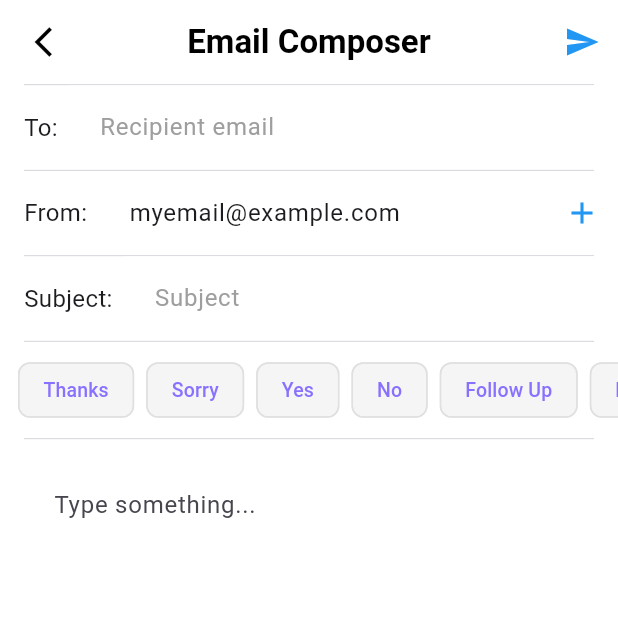
After one commit to npt306/AMP-AI-ChatApp, a Flutter app: the EmailComposeScreen screen opened directly, on a phone screen of 412 x 824 dp, the top half of it. The commit adds this screen. Run offline on Flutter 3.47's test engine with Material 3 defaults, Android fonts, the phone set to English and light mode, and no system bars; our stand-ins replace font_awesome_flutter.

Commit message:
email composer screen

```diff
--- /dev/null
+++ b/lib/screens/email_composer_screen/ai_action_buttons.dart
@@ -0,0 +1,48 @@
+import 'package:flutter/material.dart';
+
+class AIActionButtons extends StatelessWidget {
+  final Function(String) onActionSelected;
+
+  const AIActionButtons({
+    super.key,
+    required this.onActionSelected,
+  });
+
+  @override
+  Widget build(BuildContext context) {
+    return SingleChildScrollView(
+      scrollDirection: Axis.horizontal,
+      child: Padding(
+        padding: const EdgeInsets.symmetric(horizontal: 8.0),
+        child: Row(
+          children: [
+            _buildActionChip('Thanks', context),
+            _buildActionChip('Sorry', context),
+            _buildActionChip('Yes', context),
+            _buildActionChip('No', context),
+            _buildActionChip('Follow Up', context),
+            _buildActionChip('Request', context),
+          ],
+        ),
+      ),
+    );
+  }
+
+  Widget _buildActionChip(String label, BuildContext context) {
+    return Padding(
+      padding: const EdgeInsets.symmetric(horizontal: 4.0),
+      child: ActionChip(
+        label: Text(
+          label,
+          style: TextStyle(
+            color: Theme.of(context).primaryColor,
+            fontSize: 13,
+          ),
+        ),
+        backgroundColor: Colors.grey.shade100,
+        side: BorderSide(color: Colors.grey.shade300),
+        onPressed: () => onActionSelected(label),
+      ),
+    );
+  }
+}
--- /dev/null
+++ b/lib/screens/email_composer_screen/email_composer_screen.dart
@@ -0,0 +1,224 @@
+import 'package:flutter/material.dart';
+import 'ai_action_buttons.dart';
+import 'ai_service.dart';
+
+class EmailComposeScreen extends StatefulWidget {
+  const EmailComposeScreen({super.key});
+
+  @override
+  State<EmailComposeScreen> createState() => _EmailComposeScreenState();
+}
+
+class _EmailComposeScreenState extends State<EmailComposeScreen> {
+  final TextEditingController _toController = TextEditingController();
+  final TextEditingController _ccController = TextEditingController();
+  final TextEditingController _fromController = TextEditingController();
+  final TextEditingController _subjectController = TextEditingController();
+  final TextEditingController _bodyController = TextEditingController();
+
+  bool _showCc = false;
+  final FocusNode _bodyFocusNode = FocusNode();
+
+  @override
+  void initState() {
+    super.initState();
+    _fromController.text = 'myemail@example.com';
+  }
+
+  @override
+  void dispose() {
+    _toController.dispose();
+    _ccController.dispose();
+    _fromController.dispose();
+    _subjectController.dispose();
+    _bodyController.dispose();
+    _bodyFocusNode.dispose();
+    super.dispose();
+  }
+
+  void _handleAIAction(String actionType) async {
+    final String generatedText = await AIService.generateText(actionType);
+
+    // Insert text at current cursor position or append to end
+    final int cursorPos = _bodyController.selection.baseOffset;
+    final String currentText = _bodyController.text;
+
+    if (cursorPos >= 0) {
+      String newText = currentText.substring(0, cursorPos) +
+          generatedText +
+          currentText.substring(cursorPos);
+      _bodyController.text = newText;
+      // Place cursor at end of inserted text
+      _bodyController.selection = TextSelection.fromPosition(
+        TextPosition(offset: cursorPos + generatedText.length),
+      );
+    } else {
+      // If no cursor position, append to end
+      _bodyController.text = currentText + generatedText;
+    }
+
+    // Focus back on the body text field
+    _bodyFocusNode.requestFocus();
+  }
+
+  @override
+  Widget build(BuildContext context) {
+    return Scaffold(
+      backgroundColor: Colors.white,
+      appBar: AppBar(
+        backgroundColor: Colors.white,
+        elevation: 0,
+        leading: IconButton(
+          icon: const Icon(Icons.arrow_back_ios, color: Colors.black),
+          onPressed: () => Navigator.pop(context),
+        ),
+        title: const Text(
+          'Email Composer',
+          style: TextStyle(color: Colors.black, fontWeight: FontWeight.bold),
+        ),
+        centerTitle: true,
+        leadingWidth: 70,
+        actions: [
+          IconButton(
+            icon: const Icon(Icons.send, color: Colors.blue),
+            onPressed: () {
+              ScaffoldMessenger.of(context).showSnackBar(
+                const SnackBar(content: Text('Email sent')),
+              );
+            },
+          ),
+        ],
+      ),
+      body: GestureDetector(
+        onTap: () {
+          // Dismiss keyboard when tapping outside of text fields
+          FocusScope.of(context).unfocus();
+        },
+        child: Column(
+          children: [
+            Expanded(
+              child: SingleChildScrollView(
+                child: Column(
+                  children: [
+                    // Email fields
+                    _buildDivider(),
+                    _buildTextField('To:', _toController, 'Recipient email'),
+
+                    // From field
+                    _buildDivider(),
+                    Row(
+                      children: [
+                        const SizedBox(width: 16),
+                        const Text(
+                          'From:',
+                          style: TextStyle(fontSize: 16),
+                        ),
+                        const SizedBox(width: 8),
+                        Expanded(
+                          child: TextField(
+                            controller: _fromController,
+                            readOnly: true,
+                            decoration: const InputDecoration(
+                              border: InputBorder.none,
+                              focusedBorder: InputBorder.none,
+                              enabledBorder: InputBorder.none,
+                              fillColor: Colors.white,
+                              filled: true,
+                            ),
+                          ),
+                        ),
+                        IconButton(
+                          icon: const Icon(Icons.add, color: Colors.blue),
+                          onPressed: () {
+                            setState(() {
+                              _showCc = !_showCc;
+                            });
+                          },
+                        ),
+                      ],
+                    ),
+
+                    // CC field (conditional)
+                    if (_showCc) ...[
+                      _buildDivider(),
+                      _buildTextField('CC:', _ccController, 'CC email'),
+                    ],
+
+                    // Subject field
+                    _buildDivider(),
+                    _buildTextField('Subject:', _subjectController, 'Subject'),
+                    _buildDivider(),
+
+                    // AI Actions
+                    Padding(
+                      padding: const EdgeInsets.symmetric(vertical: 8.0),
+                      child: AIActionButtons(onActionSelected: _handleAIAction),
+                    ),
+                    _buildDivider(),
+
+                    // Email body
+                    Padding(
+                      padding: const EdgeInsets.all(16.0),
+                      child: TextField(
+                        controller: _bodyController,
+                        focusNode: _bodyFocusNode,
+                        decoration: const InputDecoration(
+                          hintText: 'Type something...',
+                          border: InputBorder.none,
+                          focusedBorder: InputBorder.none,
+                          enabledBorder: InputBorder.none,
+                          fillColor: Colors.white,
+                          filled: true,
+                        ),
+                        maxLines: null,
+                        minLines: 10,
+                        textCapitalization: TextCapitalization.sentences,
+                      ),
+                    ),
+                  ],
+                ),
+              ),
+            ),
+          ],
+        ),
+      ),
+    );
+  }
+
+  Widget _buildTextField(
+      String label, TextEditingController controller, String hint) {
+    return Row(
+      children: [
+        const SizedBox(width: 16),
+        Text(
+          label,
+          style: const TextStyle(fontSize: 16),
+        ),
+        const SizedBox(width: 8),
+        Expanded(
+          child: TextField(
+            controller: controller,
+            decoration: InputDecoration(
+              hintText: hint,
+              hintStyle: const TextStyle(color: Colors.grey),
+              border: InputBorder.none,
+              focusedBorder: InputBorder.none,
+              enabledBorder: InputBorder.none,
+              fillColor: Colors.white,
+              filled: true,
+            ),
+          ),
+        ),
+      ],
+    );
+  }
+
+  Widget _buildDivider() {
+    return const Divider(
+      height: 1,
+      thickness: 0.5,
+      indent: 16,
+      endIndent: 16,
+    );
+  }
+}
--- /dev/null
+++ b/lib/screens/email_composer_screen/email_draft.dart
@@ -0,0 +1,11 @@
+class EmailDraft {
+  final String to;
+  final String subject;
+  final String body;
+
+  EmailDraft({
+    required this.to,
+    required this.subject,
+    required this.body,
+  });
+}
--- a/lib/screens/homepage_screen/homepage_screen.dart
+++ b/lib/screens/homepage_screen/homepage_screen.dart
@@ -4,7 +4,7 @@ import 'menu_drawer.dart';
 import '../history_screen.dart';
 import '../prompt_library_screen/prompt_library_screen.dart';
 import '../upgrade_screen.dart';
-
+import '../email_composer_screen/email_composer_screen.dart';
 class HomepageScreen extends StatelessWidget {
   const HomepageScreen({super.key});
 
@@ -93,6 +93,12 @@ class HomepageScreen extends StatelessWidget {
             Navigator.push(
               context,
               MaterialPageRoute(builder: (context) => const PromptLibraryScreen()),
+            );
+          }
+          if (index == 4) { // Email Composer item index
+            Navigator.push(
+              context,
+              MaterialPageRoute(builder: (context) => const EmailComposeScreen()),
             );
           }
         },
```
Also changed, not shown: lib/screens/email_composer_screen/ai_service.dart (added, +127 -0 lines), lib/screens/homepage_screen/menu_drawer.dart (+23 -1 lines), lib/screens/profile_screen.dart (+0 -44 lines), 4 other files.
